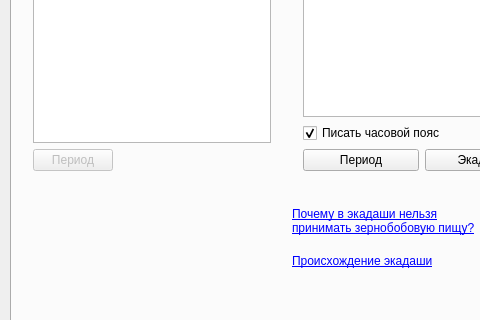
This is mainwindow.ui in serg-lar/sun-moon-time as Qt 5 draws it before an edit; both pictures show x 0 to 480 and y 261 to 581 of the 580 by 710 pixel window. The edited form follows.
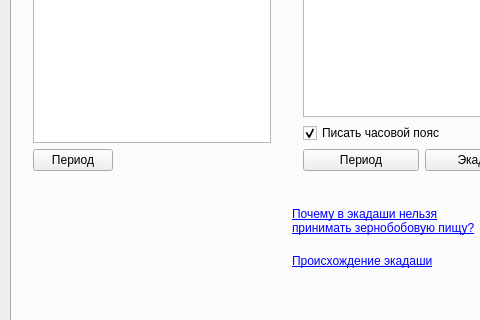
This is the edited form. Icons and pictures are not drawn.

Commit message: Оживлена форма рассчитывания лунного времени за период времени, необходимо усовершенствовать

The edit to the form file:
```diff
--- a/mainwindow.ui
+++ b/mainwindow.ui
@@ -594,7 +594,7 @@
        <item>
         <widget class="QPushButton" name="pushButtonMoonDatePeriod">
          <property name="enabled">
-          <bool>false</bool>
+          <bool>true</bool>
          </property>
          <property name="sizePolicy">
           <sizepolicy hsizetype="Fixed" vsizetype="Fixed">
```
The commit also changes 4 other files.
